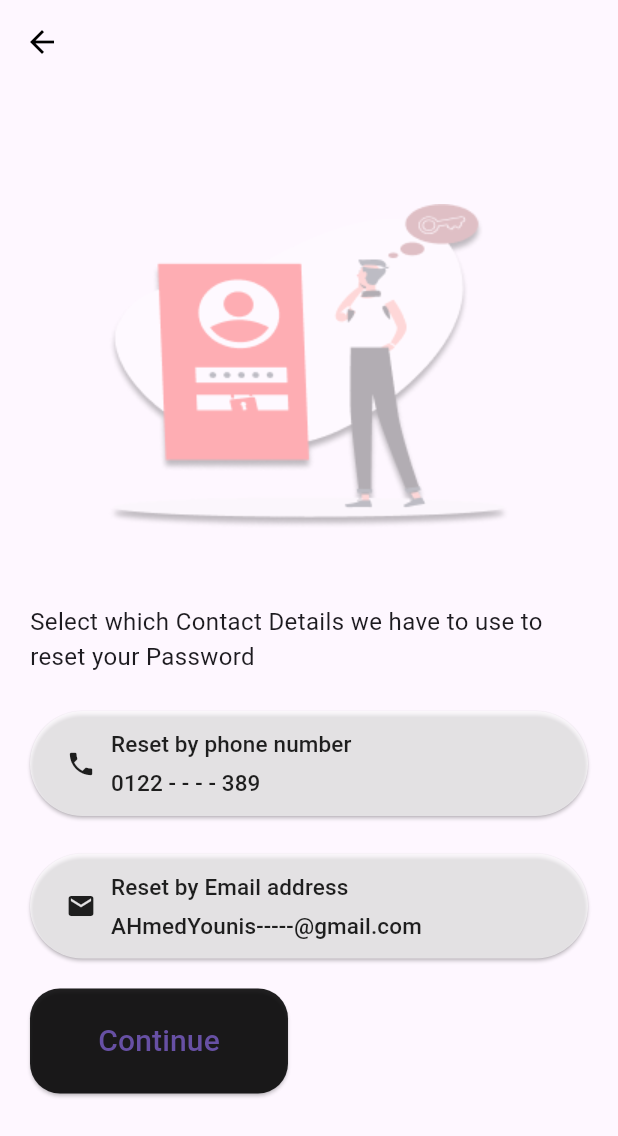
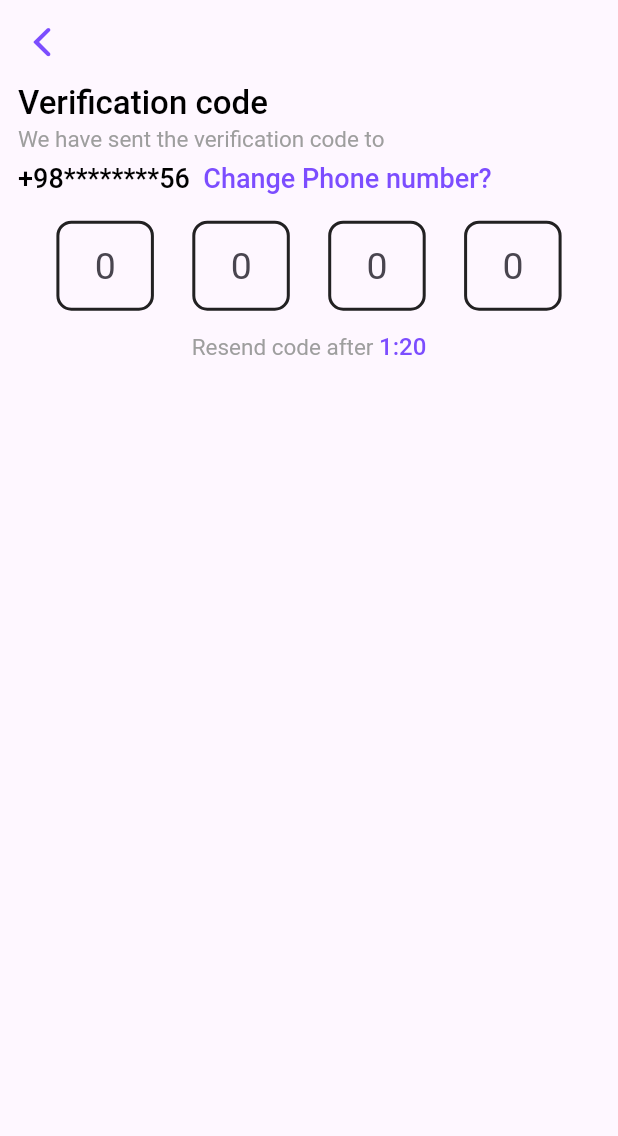
Before and after one commit to ritamagdy22/smartpark, a Flutter app: the ForgetPAssword screen opened by its route, after a tap on "Reset by phone number", on a phone screen of 412 x 824 dp. Shown: the top 1136 px of the screen. Run offline on Flutter 3.47's test engine with Material 3 defaults, Android fonts, the phone set to English and light mode, and no system bars; our stand-ins replace flutter_datetime_picker_plus, google_fonts, table_calendar, timer_count_down; Roboto replaces fonts that are missing (Ubuntu).

Commit message:
Forget_password_PhoneNumber.dart

```diff
--- /dev/null
+++ b/lib/ForgetPassword/Classes/Otp.dart
@@ -0,0 +1,131 @@
+import 'package:flutter/cupertino.dart';
+import 'package:flutter/material.dart';
+import 'package:flutter/services.dart';
+
+class Otp extends StatelessWidget {
+  Otp({
+    Key? key,
+  }) : super(key: key);
+
+  var textFormFieldDecoration = InputDecoration(
+    hintText: "0",
+    enabledBorder: OutlineInputBorder(
+      borderRadius: BorderRadius.circular(10),
+      borderSide: const BorderSide(
+        width: 2,
+        color: Colors.black87,
+      ),
+    ),
+    focusedBorder: OutlineInputBorder(
+      borderRadius: BorderRadius.circular(15),
+      borderSide: const BorderSide(
+        width: 3,
+        color: Colors.black87,
+      ),
+    ),
+  );
+
+  @override
+  Widget build(BuildContext context) {
+    var size = MediaQuery.of(context).size;
+    var textTheme = Theme.of(context).textTheme;
+    return SizedBox(
+      width: size.width,
+      height: size.height * 0.1,
+      child: Form(
+          child: Row(
+            mainAxisAlignment: MainAxisAlignment.spaceEvenly,
+            children: [
+              SizedBox(
+                width: 65,
+                height: 65,
+                child: TextFormField(
+                  onChanged: (value) {
+                    if (value.length == 1) {
+                      FocusScope.of(context).nextFocus();
+                    }
+                  },
+                  decoration: textFormFieldDecoration,
+                  cursorColor: Colors.black87,
+                  textAlign: TextAlign.center,
+                  cursorHeight: 30.0,
+                  maxLines: 1,
+                  style: textTheme.headline1,
+                  keyboardType: TextInputType.number,
+                  inputFormatters: [
+                    LengthLimitingTextInputFormatter(1),
+                    FilteringTextInputFormatter.digitsOnly
+                  ],
+                ),
+              ),
+              SizedBox(
+                width: 65,
+                height: 65,
+                child: TextFormField(
+                  onChanged: (value) {
+                    if (value.length == 1) {
+                      FocusScope.of(context).nextFocus();
+                    }
+                  },
+                  decoration: textFormFieldDecoration,
+                  cursorColor: Colors.black87,
+                  textAlign: TextAlign.center,
+                  cursorHeight: 30.0,
+                  maxLines: 1,
+                  style: textTheme.headline1,
+                  keyboardType: TextInputType.number,
+                  inputFormatters: [
+                    LengthLimitingTextInputFormatter(1),
+                    FilteringTextInputFormatter.digitsOnly
+                  ],
+                ),
+              ),
+              SizedBox(
+                width: 65,
+                height: 65,
+                child: TextFormField(
+                  onChanged: (value) {
+                    if (value.length == 1) {
+                      FocusScope.of(context).nextFocus();
+                    }
+                  },
+                  decoration: textFormFieldDecoration,
+                  cursorColor: Colors.black87,
+                  textAlign: TextAlign.center,
+                  cursorHeight: 30.0,
+                  maxLines: 1,
+                  style: textTheme.headline1,
+                  keyboardType: TextInputType.number,
+                  inputFormatters: [
+                    LengthLimitingTextInputFormatter(1),
+                    FilteringTextInputFormatter.digitsOnly
+                  ],
+                ),
+              ),
+              SizedBox(
+                width: 65,
+                height: 65,
+                child: TextFormField(
+                  onChanged: (value) {
+                    if (value.length == 1) {
+                      FocusManager.instance.primaryFocus?.unfocus();
+                    }
+                  },
+                  decoration: textFormFieldDecoration,
+                  cursorColor: Colors.black87,
+                  textAlign: TextAlign.center,
+                  cursorHeight: 30.0,
+                  maxLines: 1,
+                  style: textTheme.headline1,
+                  keyboardType: TextInputType.number,
+                  inputFormatters: [
+                    LengthLimitingTextInputFormatter(1),
+                    FilteringTextInputFormatter.digitsOnly
+                  ],
+                ),
+              ),
+            ],
+          )),
+    );
+  }
+}
--- /dev/null
+++ b/lib/ForgetPassword/Classes/ResendCode.dart
@@ -0,0 +1,23 @@
+import 'package:flutter/cupertino.dart';
+import 'package:flutter/material.dart';
+
+class ResendCode extends StatelessWidget {
+  const ResendCode({
+    Key? key,
+  }) : super(key: key);
+
+  @override
+  Widget build(BuildContext context) {
+    var textTheme = Theme.of(context).textTheme;
+    return RichText(
+      text: TextSpan(
+          text: "Resend code after ",
+          style: textTheme.headline3,
+          children: [
+            TextSpan(
+                text: "1:20",
+                style: textTheme.headline5?.copyWith(fontSize: 16))
+          ]),
+    );
+  }
+}
--- /dev/null
+++ b/lib/ForgetPassword/Classes/TopTexts.dart
@@ -0,0 +1,41 @@
+import 'package:flutter/cupertino.dart';
+import 'package:flutter/material.dart';
+
+class TopTexts extends StatelessWidget {
+  const TopTexts({
+    Key? key,
+  }) : super(key: key);
+
+  @override
+  Widget build(BuildContext context) {
+    var size = MediaQuery.of(context).size;
+    var textTheme = Theme.of(context).textTheme;
+    return SizedBox(
+      width: size.width,
+      height: size.height * 0.1,
+      child: Column(
+        crossAxisAlignment: CrossAxisAlignment.start,
+        children: [
+          Text("Verification code", style: textTheme.headline2),
+          const SizedBox(
+            height: 2,
+          ),
+          Text("We have sent the verification code to",
+              style: textTheme.headline3),
+          const SizedBox(
+            height: 5,
+          ),
+          RichText(
+            text: TextSpan(
+                text: "+98********56  ",
+                style: textTheme.headline4,
+                children: [
+                  TextSpan(
+                      text: "Change Phone number?", style: textTheme.headline5)
+                ]),
+          ),
+        ],
+      ),
+    );
+  }
+}
--- /dev/null
+++ b/lib/ForgetPassword/Forget_password_PhoneNumber.dart
@@ -0,0 +1,43 @@
+import 'package:flutter/cupertino.dart';
+import 'package:flutter/material.dart';
+import 'Classes/Otp.dart';
+import 'Classes/ResendCode.dart';
+import 'Classes/TopTexts.dart';
+
+
+
+class ForgetPasswordByPhoneNumber extends StatelessWidget {
+
+  static const routename="ForgetPasswordByPhoneNumber";
+
+  @override
+  Widget build(BuildContext context) {
+    var size = MediaQuery.of(context).size;
+    return SafeArea(
+        child: Scaffold(
+          appBar: AppBar(
+            elevation: 0,
+            backgroundColor: Colors.transparent,
+            leading: const Icon(
+              CupertinoIcons.back,
+              color: Colors.deepPurpleAccent,
+              size: 30,
+            ),
+          ),
+          body: Container(
+            margin: const EdgeInsets.symmetric(horizontal: 12),
+            width: size.width,
+            height: size.height,
+            child: Column(
+              children: [
+                const TopTexts(),
+                Otp(),
+                const ResendCode(),
+                Expanded(child: Container()),
+               // BottomButton(size: size)
+              ],
+            ),
+          ),
+        ));
+  }
+}
--- a/lib/RegisterScreen/BookAndPay.dart
+++ b/lib/RegisterScreen/BookAndPay.dart
@@ -1,7 +1,8 @@
 import 'package:flutter/cupertino.dart';
 import 'package:flutter/material.dart';
-import 'package:smartpark/Login&Registeration_Screens/LoginScreen.dart';
 import 'package:smartpark/RegisterScreen/ExtendParking.dart';
+
+import '../UI/LoginScreen.dart';
 
 class BookAndPay extends StatelessWidget {
 
--- a/lib/RegisterScreen/ExtendParking.dart
+++ b/lib/RegisterScreen/ExtendParking.dart
@@ -1,5 +1,6 @@
 import 'package:flutter/material.dart';
-import 'package:smartpark/Login&Registeration_Screens/LoginScreen.dart';
+
+import '../UI/LoginScreen.dart';
 
 class ExtendParking extends StatelessWidget {
   static const RouteName = "ExtendParking";
--- a/lib/RegisterScreen/ParkingPlaces.dart
+++ b/lib/RegisterScreen/ParkingPlaces.dart
@@ -1,7 +1,7 @@
 import 'package:flutter/material.dart';
 import 'package:smartpark/RegisterScreen/BookAndPay.dart';
 
-import '../Login&Registeration_Screens/LoginScreen.dart';
+import '../UI/LoginScreen.dart';
 
 class ParkingPlaces extends StatelessWidget {
   static const RouteName = 'ParkingPlace';
--- a/lib/SplashScreen/SplashScreen.dart
+++ b/lib/SplashScreen/SplashScreen.dart
@@ -9,7 +9,7 @@ class SplashScreen extends StatelessWidget {
   @override
   Widget build(BuildContext context) {
 
-    Timer(Duration(seconds: 3), () {
+    Timer(Duration(seconds: 5), () {
       Navigator.of(context).pushNamed(WelcomeScreen.RouteName);
 
     });
--- a/lib/Login&Registeration_Screens/Fill_Your_Information.dart
+++ b/lib/UI/Fill_Your_Information.dart
@@ -4,6 +4,7 @@ import 'package:smartpark/Book_Now/Book_Now.dart';
 import 'package:smartpark/widget/Custom_Button.dart';
 import 'package:smartpark/widget/Form_Label_Widget.dart';
 import 'package:smartpark/widget/custom_Text_FormField.dart';
+
 
 class FillYourInformation extends StatelessWidget {
 
--- a/lib/Login&Registeration_Screens/ForgetPassword.dart
+++ b/lib/UI/ForgetPassword.dart
@@ -1,4 +1,5 @@
 import 'package:flutter/material.dart';
+import 'package:smartpark/ForgetPassword/Forget_password_PhoneNumber.dart';
 
 class ForgetPAssword extends StatelessWidget {
   static const RouteName = "ForgetPassword";
@@ -43,7 +44,8 @@ class ForgetPAssword extends StatelessWidget {
             padding: EdgeInsets.symmetric(horizontal: 20), // Adjust horizontal padding as needed
             child: ElevatedButton(
               onPressed: () {
-                // phone number route
+             Navigator.of(context).pushNamed( ForgetPasswordByPhoneNumber.routename);
+
               },
               style: ButtonStyle(
                 backgroundColor: MaterialStateProperty.all(Colors.white60),
@@ -87,7 +89,7 @@ class ForgetPAssword extends StatelessWidget {
             padding: EdgeInsets.symmetric(horizontal: 20), // Adjust horizontal padding as needed
             child: ElevatedButton(
               onPressed: () {
-                // email address route
+                // email
               },
               style: ButtonStyle(
                 backgroundColor: MaterialStateProperty.all(Colors.white60),
--- a/lib/Login&Registeration_Screens/LoginScreen.dart
+++ b/lib/UI/LoginScreen.dart
@@ -1,7 +1,7 @@
 import 'package:flutter/material.dart';
-import 'package:smartpark/Login&Registeration_Screens/Fill_Your_Information.dart';
 import '../widget/Form_Label_Widget.dart';
 import '../widget/custom_Text_FormField.dart';
+import 'Fill_Your_Information.dart';
 import 'ForgetPassword.dart';
 
 class LoginScreen extends StatefulWidget {
```
Also changed, not shown: lib/Book_Now/Book_Now.dart (+17 -1 lines), lib/Book_Now/Parking_Details.dart (added, +146 -0 lines), lib/ForgetPassword/Classes/BottomButton.dart (added, +43 -0 lines), lib/ForgetPassword/Classes/FinalView.dart (added, +41 -0 lines), lib/Style/Text_Style.dart (added, +22 -0 lines), lib/main.dart (+48 -6 lines), pubspec.yaml (+7 -1 lines), lib/UI/SignInScreen.dart (renamed from lib/Login&Registeration_Screens/SignInScreen.dart), pubspec.lock, 2 other files.
